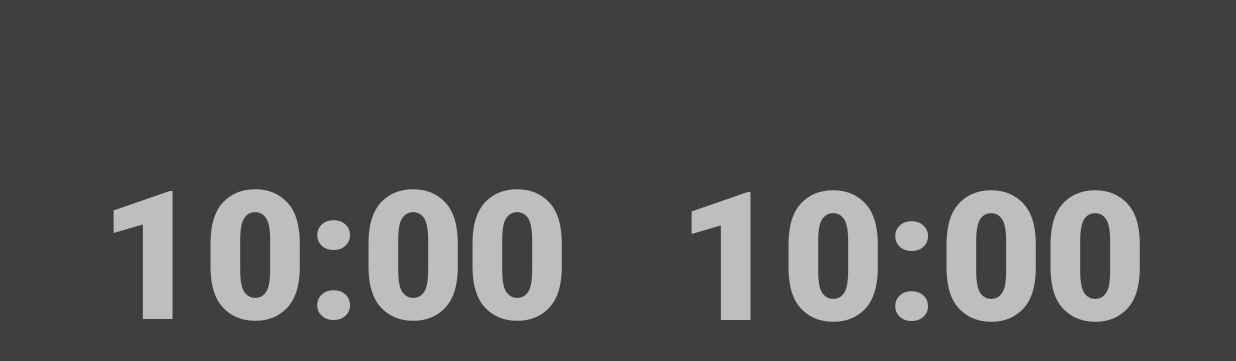
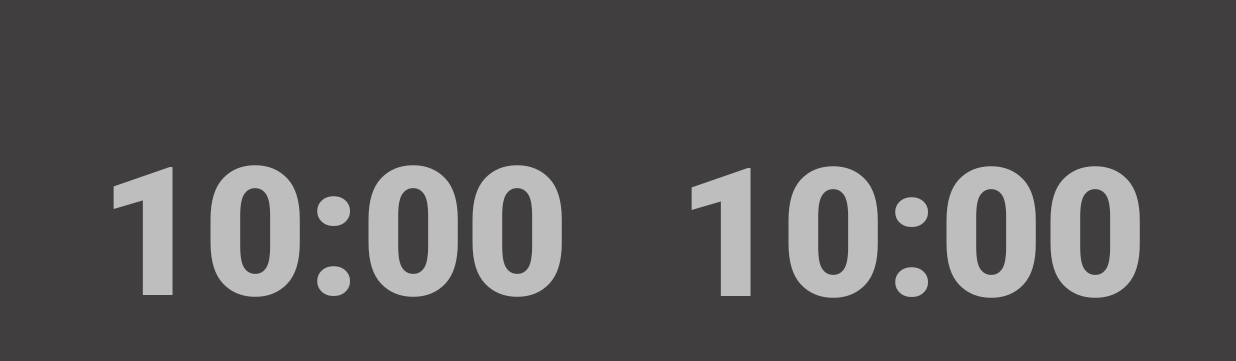
Before and after one commit to linuxswords/ChessClock, an Android app: the screen it shows after launch (MainActivity), on a phone screen of 824 x 412 dp (held sideways). Shown: the top 361 px of the screen. Run offline under Robolectric (Android 15) with nearby library versions, the phone set to English and light mode, and no system bars.

Commit message:
UI: text alignment vertical center

```diff
--- a/app/src/main/res/layout/activity_main.xml
+++ b/app/src/main/res/layout/activity_main.xml
@@ -22,7 +22,9 @@
     app:layout_constraintHorizontal_bias="0.5"
     app:layout_constraintStart_toEndOf="@+id/clockLeft"
     app:layout_constraintTop_toTopOf="parent"
-    app:layout_constraintVertical_bias="0.318"/>
+    app:layout_constraintVertical_bias="0.318"
+    android:includeFontPadding="false"
+    />
   <TextView
     android:id="@+id/clockLeft"
     android:textStyle="bold"
@@ -37,6 +39,7 @@
     app:layout_constraintHorizontal_bias="0.5"
     app:layout_constraintStart_toStartOf="parent"
     app:layout_constraintTop_toTopOf="parent"
-    app:layout_constraintVertical_bias="0.318"/>
+    app:layout_constraintVertical_bias="0.318"
+    android:includeFontPadding="false"/>
 
 </androidx.constraintlayout.widget.ConstraintLayout>
```
